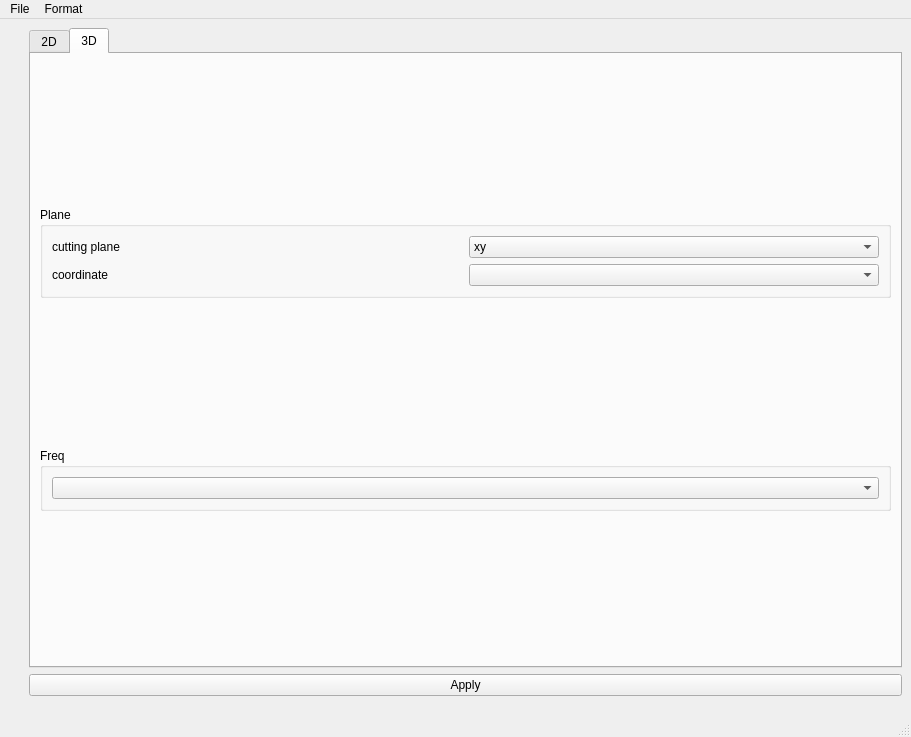
yn4k4nishi/aemwel_viewer, file ui/main_window.ui: the form before one commit.
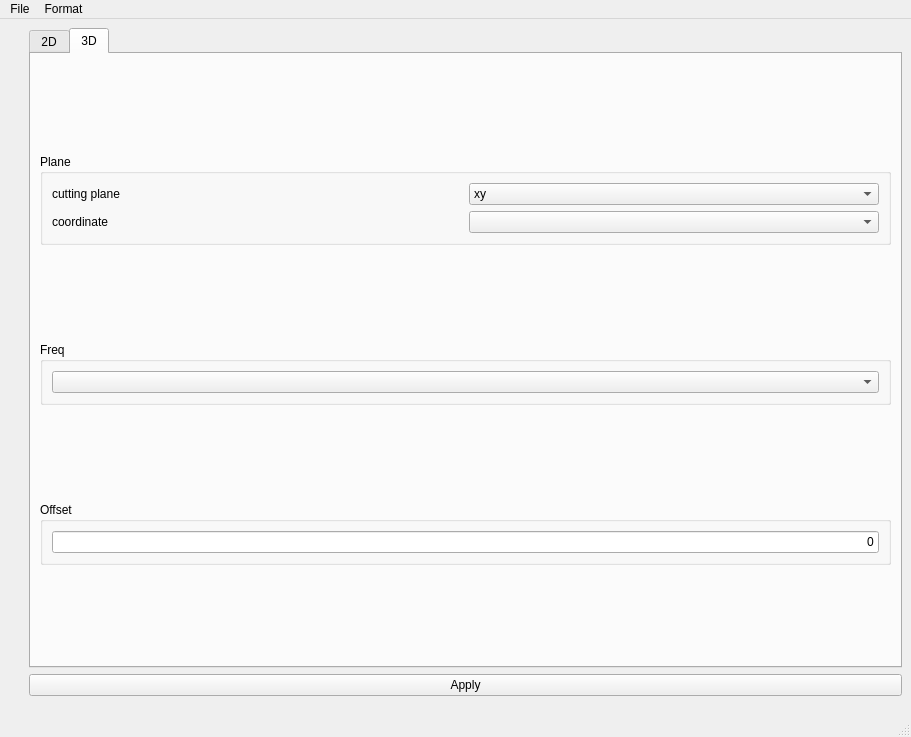
The form after the commit. The open tabs and pages were chosen to show the change.

Commit message: :sparkles: Feature : phase offset

Diff of the .ui file:
```diff
--- a/ui/main_window.ui
+++ b/ui/main_window.ui
@@ -187,6 +187,31 @@
             </layout>
            </widget>
           </item>
+          <item>
+           <widget class="QGroupBox" name="groupBox_5">
+            <property name="sizePolicy">
+             <sizepolicy hsizetype="Preferred" vsizetype="Maximum">
+              <horstretch>0</horstretch>
+              <verstretch>0</verstretch>
+             </sizepolicy>
+            </property>
+            <property name="title">
+             <string>Offset</string>
+            </property>
+            <layout class="QVBoxLayout" name="verticalLayout_8">
+             <item>
+              <widget class="QLineEdit" name="lineEdit_offset">
+               <property name="text">
+                <string>0</string>
+               </property>
+               <property name="alignment">
+                <set>Qt::AlignRight|Qt::AlignTrailing|Qt::AlignVCenter</set>
+               </property>
+              </widget>
+             </item>
+            </layout>
+           </widget>
+          </item>
          </layout>
         </widget>
        </widget>
```
The commit also changes 4 other files.
